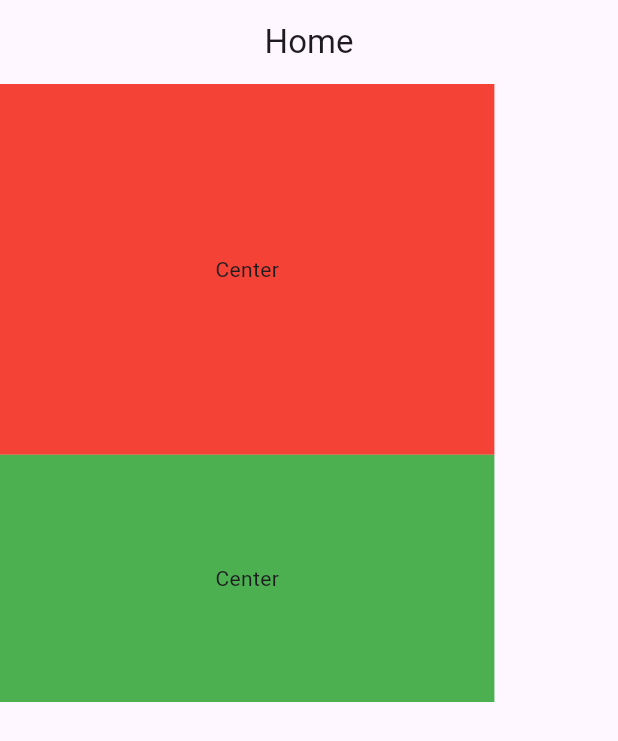
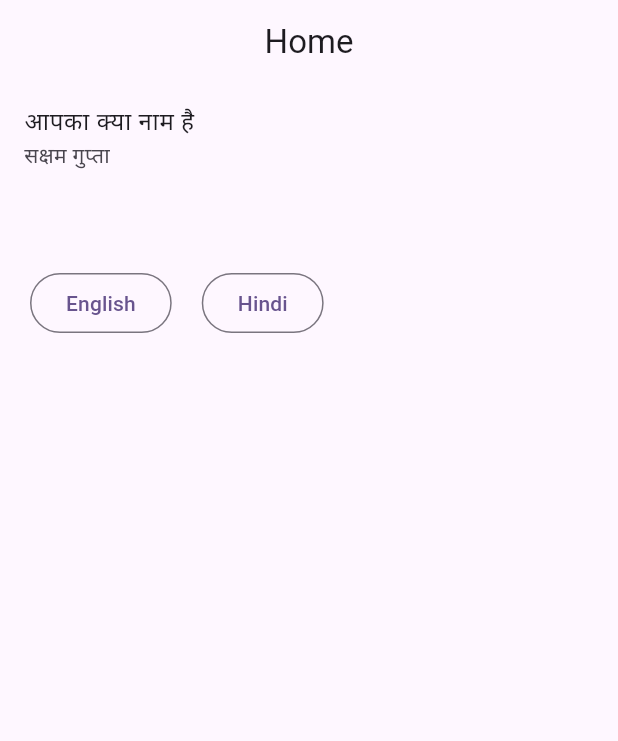
Before and after one commit to sakshamgupta930/Getx-State-Management, a Flutter app: the screen it shows after launch, on a phone screen of 412 x 824 dp. Shown: the top 741 px of the screen. Run offline on Flutter 3.47's test engine with Material 3 defaults, Android fonts, the phone set to English and light mode, and no system bars; our stand-ins replace get.

Commit message:
Languages

```diff
--- a/lib/home_screen.dart
+++ b/lib/home_screen.dart
@@ -17,22 +17,29 @@ class _HomeScreenState extends State<HomeScreen> {
       ),
       body: Column(
         children: [
-          Container(
-            height: Get.height * .3,
-            width: Get.width * .8,
-            color: Colors.red,
-            child: const Center(
-              child: Text('Center'),
-            ),
+          ListTile(
+            title: Text('message'.tr),
+            subtitle: Text('name'.tr),
           ),
-          Container(
-            height: Get.height * .2,
-            width: Get.width * .8,
-            color: Colors.green,
-            child: const Center(
-              child: Text('Center'),
-            ),
-          ),
+          const SizedBox(height: 50),
+          Row(
+            children: [
+              const SizedBox(width: 20),
+              OutlinedButton(
+                onPressed: () {
+                  Get.updateLocale(const Locale('en', 'US'));
+                },
+                child: const Text("English"),
+              ),
+              const SizedBox(width: 20),
+              OutlinedButton(
+                onPressed: () {
+                  Get.updateLocale(const Locale('hi', 'IN'));
+                },
+                child: const Text("Hindi"),
+              ),
+            ],
+          )
         ],
       ),
     );
--- /dev/null
+++ b/lib/languages.dart
@@ -0,0 +1,15 @@
+import 'package:get/get.dart';
+
+class Languages extends Translations {
+  @override
+  Map<String, Map<String, String>> get keys => {
+        'en_US': {
+          'message': 'What is your name',
+          'name': 'Saksham Gupta',
+        },
+        'hi_IN': {
+          'message': 'आपका क्या नाम है',
+          'name': 'सक्षम गुप्ता',
+        },
+      };
+}
--- a/lib/main.dart
+++ b/lib/main.dart
@@ -1,6 +1,7 @@
 import 'package:flutter/material.dart';
 import 'package:get/get.dart';
 import 'package:get_x/home_screen.dart';
+import 'package:get_x/languages.dart';
 
 void main() {
   runApp(const MyApp());
@@ -13,6 +14,9 @@ class MyApp extends StatelessWidget {
   Widget build(BuildContext context) {
     return GetMaterialApp(
       title: 'Get X',
+      translations: Languages(),
+      locale: const Locale('hi', 'IN'),
+      fallbackLocale: const Locale('en', 'US'),
       theme: ThemeData(
         colorScheme: ColorScheme.fromSeed(seedColor: Colors.deepPurple),
         useMaterial3: true,
```
